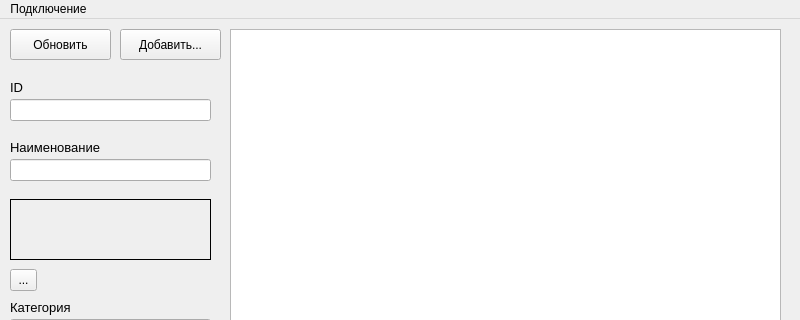
This is DBMS/mainwindow.ui in Vatulin/DBMS as Qt 5 draws it before an edit; both pictures show x 0 to 800 and y 0 to 320 of the 800 by 600 pixel window. The edited form follows.
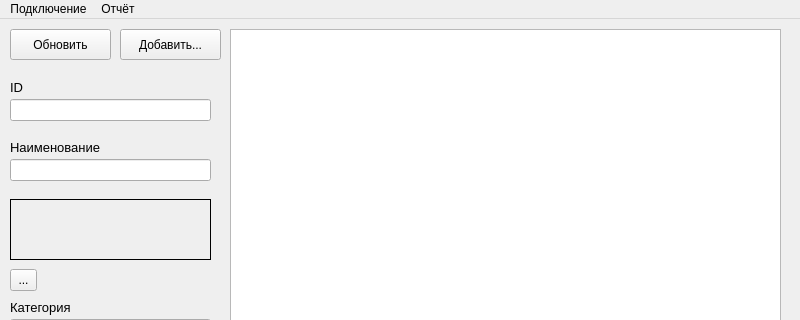
This is the edited form.

Patch:
```diff
--- a/DBMS/mainwindow.ui
+++ b/DBMS/mainwindow.ui
@@ -246,7 +246,14 @@
     </property>
     <addaction name="action"/>
    </widget>
+   <widget class="QMenu" name="menu_2">
+    <property name="title">
+     <string>Отчёт</string>
+    </property>
+    <addaction name="action_2"/>
+   </widget>
    <addaction name="menu"/>
+   <addaction name="menu_2"/>
   </widget>
   <widget class="QStatusBar" name="statusbar"/>
   <action name="action">
```
Left out of the diff: 5 changed lines with no effect on the pictures.
